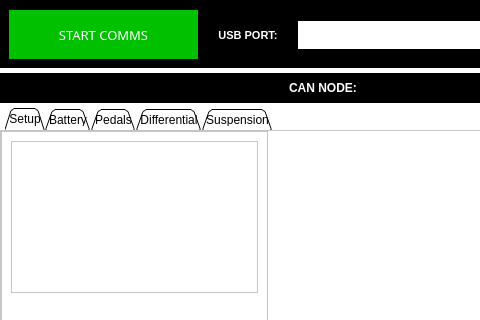
Old version of the form mainwindow.ui in the repository niallbeggan/TelemetrySystem; both pictures show x 0 to 480 and y 0 to 320 of the 1071 by 502 pixel window.
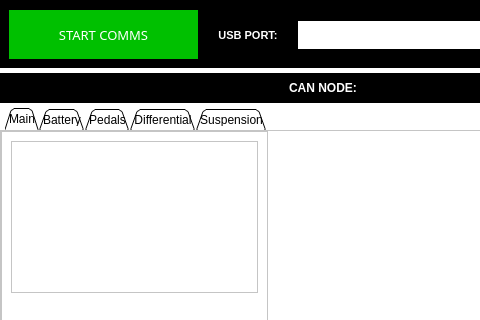
New version of the form. The open tabs and pages were chosen to show the change. Custom widgets are drawn as their Qt base class.

Patch:
```diff
--- a/mainwindow.ui
+++ b/mainwindow.ui
@@ -881,7 +881,7 @@
       </property>
       <widget class="QWidget" name="mainTab">
        <attribute name="title">
-        <string>Setup</string>
+        <string>Main</string>
        </attribute>
        <layout class="QVBoxLayout" name="verticalLayout">
         <property name="spacing">
```
Left out of the diff: 2 changed lines with no effect on the pictures.
